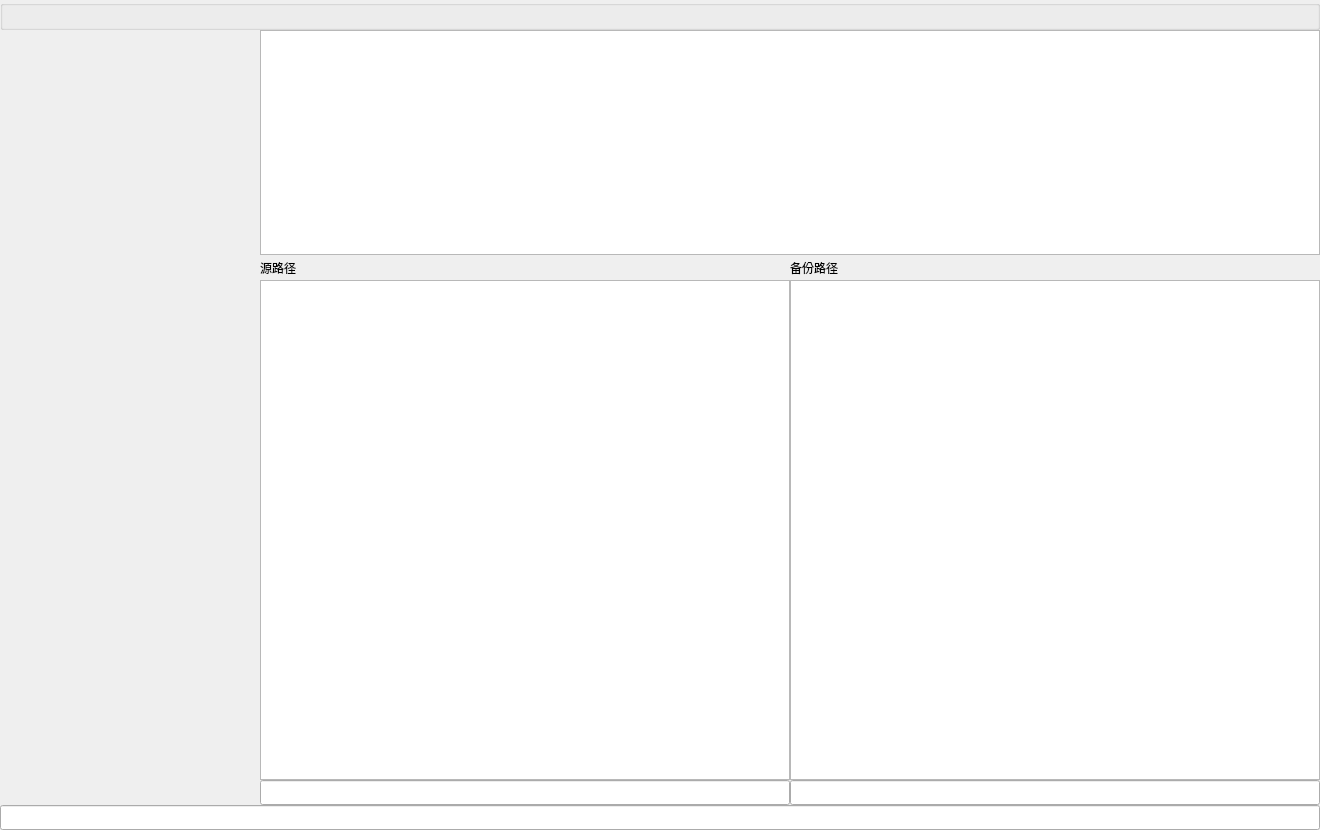
Before: the Qt Designer form src/gui/mainui.ui in realth000/backtoop, drawn with Qt 5.
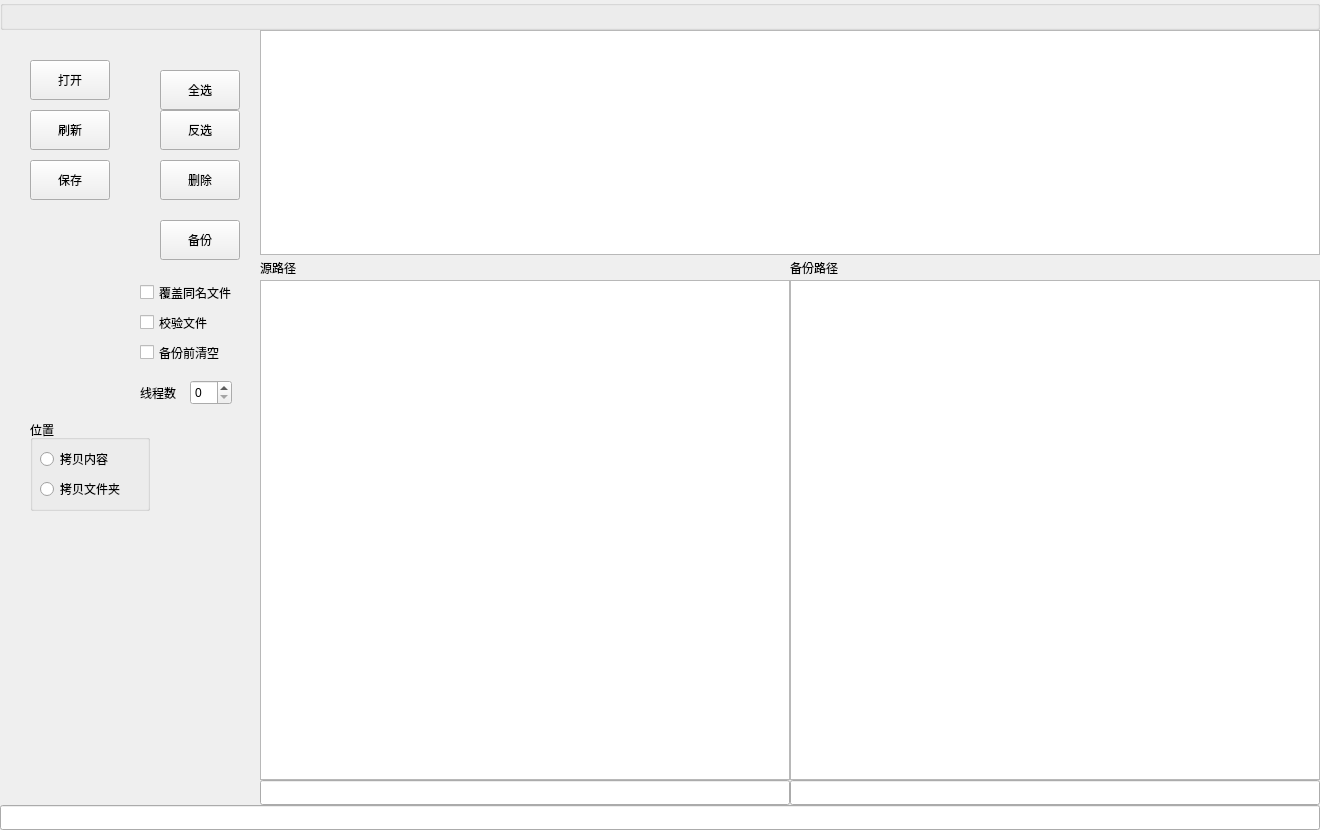
After: the same form once the commit is applied. Custom widgets are drawn as their Qt base class.

What changed in the file:
```diff
--- a/src/gui/mainui.ui
+++ b/src/gui/mainui.ui
@@ -112,6 +112,198 @@
     </rect>
    </property>
   </widget>
+  <widget class="QCheckBox" name="replaceFileCheckBox">
+   <property name="geometry">
+    <rect>
+     <x>140</x>
+     <y>280</y>
+     <width>101</width>
+     <height>25</height>
+    </rect>
+   </property>
+   <property name="text">
+    <string>覆盖同名文件</string>
+   </property>
+  </widget>
+  <widget class="QCheckBox" name="checkSumCheckBox">
+   <property name="geometry">
+    <rect>
+     <x>140</x>
+     <y>310</y>
+     <width>101</width>
+     <height>25</height>
+    </rect>
+   </property>
+   <property name="text">
+    <string>校验文件</string>
+   </property>
+  </widget>
+  <widget class="QPushButton" name="startBackupButton">
+   <property name="geometry">
+    <rect>
+     <x>160</x>
+     <y>220</y>
+     <width>80</width>
+     <height>40</height>
+    </rect>
+   </property>
+   <property name="text">
+    <string>备份</string>
+   </property>
+  </widget>
+  <widget class="QCheckBox" name="resetDirCheckBox">
+   <property name="geometry">
+    <rect>
+     <x>140</x>
+     <y>340</y>
+     <width>101</width>
+     <height>25</height>
+    </rect>
+   </property>
+   <property name="text">
+    <string>备份前清空</string>
+   </property>
+  </widget>
+  <widget class="QSpinBox" name="cpThreadSpinBox">
+   <property name="geometry">
+    <rect>
+     <x>190</x>
+     <y>380</y>
+     <width>42</width>
+     <height>25</height>
+    </rect>
+   </property>
+  </widget>
+  <widget class="QLabel" name="label">
+   <property name="geometry">
+    <rect>
+     <x>140</x>
+     <y>380</y>
+     <width>41</width>
+     <height>25</height>
+    </rect>
+   </property>
+   <property name="text">
+    <string>线程数</string>
+   </property>
+  </widget>
+  <widget class="QGroupBox" name="groupBox">
+   <property name="geometry">
+    <rect>
+     <x>30</x>
+     <y>420</y>
+     <width>120</width>
+     <height>91</height>
+    </rect>
+   </property>
+   <property name="title">
+    <string>位置</string>
+   </property>
+   <widget class="QRadioButton" name="cpContentRadioButton">
+    <property name="geometry">
+     <rect>
+      <x>10</x>
+      <y>30</y>
+      <width>91</width>
+      <height>18</height>
+     </rect>
+    </property>
+    <property name="text">
+     <string>拷贝内容</string>
+    </property>
+   </widget>
+   <widget class="QRadioButton" name="cpDirRadioButton">
+    <property name="geometry">
+     <rect>
+      <x>10</x>
+      <y>60</y>
+      <width>91</width>
+      <height>18</height>
+     </rect>
+    </property>
+    <property name="text">
+     <string>拷贝文件夹</string>
+    </property>
+   </widget>
+  </widget>
+  <widget class="QPushButton" name="openPathTableJsonButton">
+   <property name="geometry">
+    <rect>
+     <x>30</x>
+     <y>60</y>
+     <width>80</width>
+     <height>40</height>
+    </rect>
+   </property>
+   <property name="text">
+    <string>打开</string>
+   </property>
+  </widget>
+  <widget class="QPushButton" name="refreshPathTableButton">
+   <property name="geometry">
+    <rect>
+     <x>30</x>
+     <y>110</y>
+     <width>80</width>
+     <height>40</height>
+    </rect>
+   </property>
+   <property name="text">
+    <string>刷新</string>
+   </property>
+  </widget>
+  <widget class="QPushButton" name="savePathTableButton">
+   <property name="geometry">
+    <rect>
+     <x>30</x>
+     <y>160</y>
+     <width>80</width>
+     <height>40</height>
+    </rect>
+   </property>
+   <property name="text">
+    <string>保存</string>
+   </property>
+  </widget>
+  <widget class="QPushButton" name="deletePathsTableButton">
+   <property name="geometry">
+    <rect>
+     <x>160</x>
+     <y>160</y>
+     <width>80</width>
+     <height>40</height>
+    </rect>
+   </property>
+   <property name="text">
+    <string>删除</string>
+   </property>
+  </widget>
+  <widget class="QPushButton" name="allSelectButton">
+   <property name="geometry">
+    <rect>
+     <x>160</x>
+     <y>70</y>
+     <width>80</width>
+     <height>40</height>
+    </rect>
+   </property>
+   <property name="text">
+    <string>全选</string>
+   </property>
+  </widget>
+  <widget class="QPushButton" name="reverseSelectButton">
+   <property name="geometry">
+    <rect>
+     <x>160</x>
+     <y>110</y>
+     <width>80</width>
+     <height>40</height>
+    </rect>
+   </property>
+   <property name="text">
+    <string>反选</string>
+   </property>
+  </widget>
  </widget>
  <customwidgets>
   <customwidget>
```
